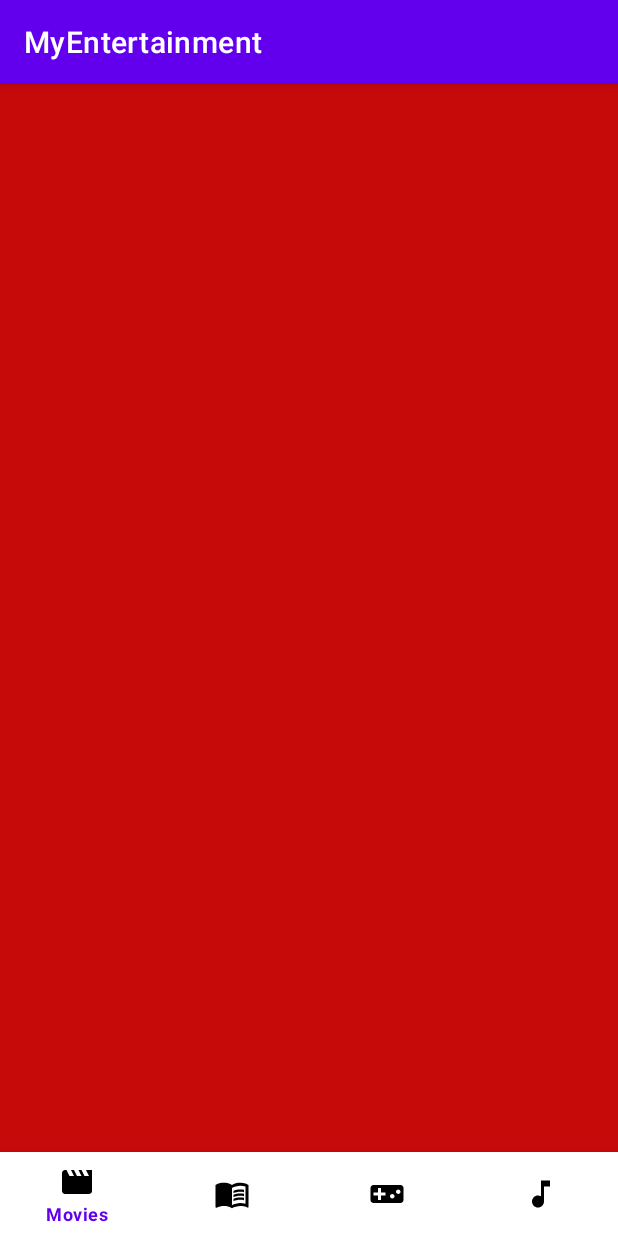
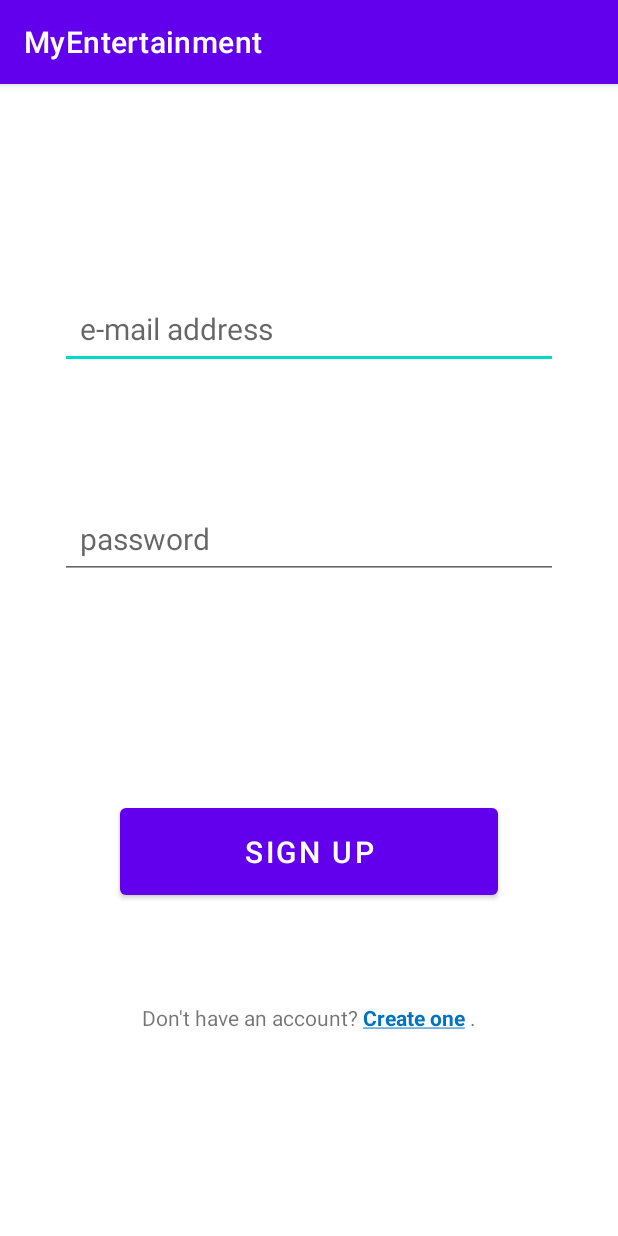
Before and after one commit to natalia-mus/MyEntertainment, an Android app: the screen it shows after launch (MainActivity before the commit, AuthenticationActivity after it), on a phone screen of 412 x 824 dp. Run offline under Robolectric (Android 15) with nearby library versions, the phone set to English and light mode, and no system bars.

Commit message:
Fragments prepared

```diff
--- a/app/src/main/AndroidManifest.xml
+++ b/app/src/main/AndroidManifest.xml
@@ -9,13 +9,14 @@
         android:roundIcon="@mipmap/ic_launcher_round"
         android:supportsRtl="true"
         android:theme="@style/Theme.MyEntertainment">
-        <activity android:name=".MainActivity">
+        <activity android:name=".view.authentication.AuthenticationActivity">
             <intent-filter>
                 <action android:name="android.intent.action.MAIN" />
 
                 <category android:name="android.intent.category.LAUNCHER" />
             </intent-filter>
         </activity>
+        <activity android:name=".view.main.MainActivity" />
     </application>
 
 </manifest>
--- /dev/null
+++ b/app/src/main/java/com/example/myentertainment/view/authentication/AuthenticationActivity.kt
@@ -0,0 +1,30 @@
+package com.example.myentertainment.view.authentication
+
+import android.os.Bundle
+import androidx.appcompat.app.AppCompatActivity
+import androidx.fragment.app.Fragment
+import com.example.myentertainment.R
+
+class AuthenticationActivity : AppCompatActivity(), OnSignUpClickAction {
+
+    private val signInFragment = SignInFragment(this)
+    private val signUpFragment = SignUpFragment()
+
+    override fun onCreate(savedInstanceState: Bundle?) {
+        super.onCreate(savedInstanceState)
+        setContentView(R.layout.activity_authentication)
+
+        changeCurrentFragment(signInFragment)
+    }
+
+    private fun changeCurrentFragment(fragment: Fragment) {
+        supportFragmentManager.beginTransaction().apply {
+            replace(R.id.authenticationActivity_fragment, fragment)
+            commit()
+        }
+    }
+
+    override fun signUpClicked() {
+        changeCurrentFragment(signUpFragment)
+    }
+}
--- /dev/null
+++ b/app/src/main/java/com/example/myentertainment/view/authentication/SignInFragment.kt
@@ -0,0 +1,38 @@
+package com.example.myentertainment.view.authentication
+
+import android.os.Bundle
+import android.view.LayoutInflater
+import android.view.View
+import android.view.ViewGroup
+import android.widget.Button
+import android.widget.TextView
+import androidx.fragment.app.Fragment
+import com.example.myentertainment.R
+
+class SignInFragment(private val onSignUpClickAction: OnSignUpClickAction) : Fragment() {
+
+    private lateinit var fragmentView: View
+    private lateinit var signInButton: Button
+    private lateinit var signUp: TextView
+
+    override fun onCreateView(
+        inflater: LayoutInflater,
+        container: ViewGroup?,
+        savedInstanceState: Bundle?
+    ): View {
+        fragmentView = inflater.inflate(R.layout.fragment_sign_in, container, false)
+        signInButton = fragmentView.findViewById(R.id.signIn_buttonOk)
+        signUp = fragmentView.findViewById(R.id.signIn_signUp)
+
+        signUp.setOnClickListener() {
+            onSignUpClickAction.signUpClicked()
+        }
+
+        return fragmentView
+    }
+}
+
+
+interface OnSignUpClickAction {
+    fun signUpClicked()
+}
--- a/app/src/main/java/com/example/myentertainment/BooksFragment.kt
+++ b/app/src/main/java/com/example/myentertainment/view/authentication/SignUpFragment.kt
@@ -1,18 +1,19 @@
-package com.example.myentertainment
+package com.example.myentertainment.view.authentication
 
 import android.os.Bundle
 import android.view.LayoutInflater
 import android.view.View
 import android.view.ViewGroup
 import androidx.fragment.app.Fragment
+import com.example.myentertainment.R
 
-class BooksFragment : Fragment() {
+class SignUpFragment : Fragment() {
 
     override fun onCreateView(
         inflater: LayoutInflater,
         container: ViewGroup?,
         savedInstanceState: Bundle?
     ): View? {
-        return inflater.inflate(R.layout.fragment_books, container, false)
+        return inflater.inflate(R.layout.fragment_sign_up, container, false)
     }
 }
--- a/app/src/main/java/com/example/myentertainment/GamesFragment.kt
+++ b/app/src/main/java/com/example/myentertainment/view/main/GamesFragment.kt
@@ -1,10 +1,11 @@
-package com.example.myentertainment
+package com.example.myentertainment.view.main
 
 import android.os.Bundle
 import android.view.LayoutInflater
 import android.view.View
 import android.view.ViewGroup
 import androidx.fragment.app.Fragment
+import com.example.myentertainment.R
 
 class GamesFragment : Fragment() {
 
--- a/app/src/main/java/com/example/myentertainment/MoviesFragment.kt
+++ b/app/src/main/java/com/example/myentertainment/view/main/MoviesFragment.kt
@@ -1,10 +1,11 @@
-package com.example.myentertainment
+package com.example.myentertainment.view.main
 
 import android.os.Bundle
 import android.view.LayoutInflater
 import android.view.View
 import android.view.ViewGroup
 import androidx.fragment.app.Fragment
+import com.example.myentertainment.R
 
 class MoviesFragment : Fragment() {
 
--- a/app/src/main/java/com/example/myentertainment/MusicFragment.kt
+++ b/app/src/main/java/com/example/myentertainment/view/main/MusicFragment.kt
@@ -1,10 +1,11 @@
-package com.example.myentertainment
+package com.example.myentertainment.view.main
 
 import android.os.Bundle
 import android.view.LayoutInflater
 import android.view.View
 import android.view.ViewGroup
 import androidx.fragment.app.Fragment
+import com.example.myentertainment.R
 
 class MusicFragment : Fragment() {
 
--- /dev/null
+++ b/app/src/main/res/layout/activity_authentication.xml
@@ -0,0 +1,11 @@
+<?xml version="1.0" encoding="utf-8"?>
+<androidx.constraintlayout.widget.ConstraintLayout xmlns:android="http://schemas.android.com/apk/res/android"
+    android:layout_width="match_parent"
+    android:layout_height="match_parent">
+
+    <FrameLayout
+        android:id="@+id/authenticationActivity_fragment"
+        android:layout_width="match_parent"
+        android:layout_height="match_parent" />
+
+</androidx.constraintlayout.widget.ConstraintLayout>
--- a/app/src/main/res/layout/activity_main.xml
+++ b/app/src/main/res/layout/activity_main.xml
@@ -4,10 +4,10 @@
     xmlns:tools="http://schemas.android.com/tools"
     android:layout_width="match_parent"
     android:layout_height="match_parent"
-    tools:context=".MainActivity">
+    tools:context=".view.main.MainActivity">
 
     <FrameLayout
-        android:id="@+id/mainActivity_frameLayout"
+        android:id="@+id/mainActivity_fragment"
         android:layout_width="match_parent"
         android:layout_height="match_parent"
         android:layout_marginBottom="?actionBarSize"
--- /dev/null
+++ b/app/src/main/res/layout/fragment_sign_in.xml
@@ -0,0 +1,87 @@
+<?xml version="1.0" encoding="utf-8"?>
+<androidx.constraintlayout.widget.ConstraintLayout xmlns:android="http://schemas.android.com/apk/res/android"
+    xmlns:app="http://schemas.android.com/apk/res-auto"
+    android:layout_width="match_parent"
+    android:layout_height="match_parent"
+    android:layout_marginVertical="70dp">
+
+    <EditText
+        android:id="@+id/signIn_email"
+        android:layout_width="match_parent"
+        android:layout_height="wrap_content"
+        android:layout_marginHorizontal="40dp"
+        android:layout_marginBottom="20dp"
+        android:hint="@string/email_address"
+        android:inputType="textEmailAddress"
+        android:padding="13dp"
+        android:textSize="20sp"
+        app:layout_constraintBottom_toTopOf="@+id/signIn_password"
+        app:layout_constraintEnd_toEndOf="parent"
+        app:layout_constraintStart_toStartOf="parent"
+        app:layout_constraintTop_toTopOf="parent" />
+
+    <EditText
+        android:id="@+id/signIn_password"
+        android:layout_width="match_parent"
+        android:layout_height="wrap_content"
+        android:layout_marginHorizontal="40dp"
+        android:layout_marginBottom="20dp"
+        android:hint="@string/password"
+        android:inputType="textPassword"
+        android:padding="13dp"
+        android:textSize="20sp"
+        app:layout_constraintBottom_toTopOf="@id/signIn_buttonOk"
+        app:layout_constraintEnd_toEndOf="parent"
+        app:layout_constraintStart_toStartOf="parent"
+        app:layout_constraintTop_toBottomOf="@+id/signIn_email" />
+
+    <Button
+        android:id="@+id/signIn_buttonOk"
+        android:layout_width="match_parent"
+        android:layout_height="70dp"
+        android:layout_marginHorizontal="80dp"
+        android:layout_marginTop="60dp"
+        android:text="@string/sign_up"
+        android:textSize="20dp"
+        app:layout_constraintBottom_toTopOf="@id/signIn_signUpSection"
+        app:layout_constraintEnd_toEndOf="parent"
+        app:layout_constraintStart_toStartOf="parent"
+        app:layout_constraintTop_toBottomOf="@+id/signIn_password" />
+
+    <LinearLayout
+        android:id="@+id/signIn_signUpSection"
+        android:layout_width="match_parent"
+        android:layout_height="wrap_content"
+        android:layout_marginHorizontal="80dp"
+        android:gravity="center"
+        android:orientation="horizontal"
+        app:layout_constraintBottom_toBottomOf="parent"
+        app:layout_constraintEnd_toEndOf="parent"
+        app:layout_constraintStart_toStartOf="parent"
+        app:layout_constraintTop_toBottomOf="@+id/signIn_buttonOk">
+
+        <TextView
+            android:id="@+id/signIn_signUpMessage"
+            android:layout_width="wrap_content"
+            android:layout_height="wrap_content"
+            android:text="@string/sign_in_message" />
+
+        <TextView
+            android:id="@+id/signIn_signUp"
+            android:layout_width="wrap_content"
+            android:layout_height="wrap_content"
+            android:clickable="true"
+            android:focusable="true"
+            android:text="@string/create_one"
+            android:textColor="@color/blue_dark"
+            android:textStyle="bold" />
+
+        <TextView
+            android:id="@+id/signIn_signUpDot"
+            android:layout_width="wrap_content"
+            android:layout_height="wrap_content"
+            android:text="@string/dot" />
+
+    </LinearLayout>
+
+</androidx.constraintlayout.widget.ConstraintLayout>
--- a/app/src/main/res/values/colors.xml
+++ b/app/src/main/res/values/colors.xml
@@ -7,4 +7,5 @@
     <color name="teal_700">#FF018786</color>
     <color name="black">#FF000000</color>
     <color name="white">#FFFFFFFF</color>
+    <color name="blue_dark">#0073C1</color>
 </resources>
--- a/app/src/main/res/values/strings.xml
+++ b/app/src/main/res/values/strings.xml
@@ -1,5 +1,13 @@
 <resources>
     <string name="app_name">MyEntertainment</string>
+    <string name="email_address">e-mail address</string>
+    <string name="password">password</string>
+    <string name="sign_in">sign in</string>
+    <string name="sign_in_message">Don\'t have an account? </string>
+    <string name="create_one"> <u>Create one</u> </string>
+    <string name="dot">.</string>
+    <string name="sign_up">sign up</string>
+    <string name="sign_up_message">Create your account</string>
     <string name="bottomNavigation_movies">Movies</string>
     <string name="bottomNavigation_books">Books</string>
     <string name="bottomNavigation_games">Games</string>
```
Also changed, not shown: app/src/main/java/com/example/myentertainment/view/main/BooksFragment.kt (added, +19 -0 lines), app/src/main/java/com/example/myentertainment/view/main/MainActivity.kt (renamed from app/src/main/java/com/example/myentertainment/MainActivity.kt, +12 -12 lines), app/src/main/res/layout/fragment_sign_up.xml (added, +63 -0 lines).
